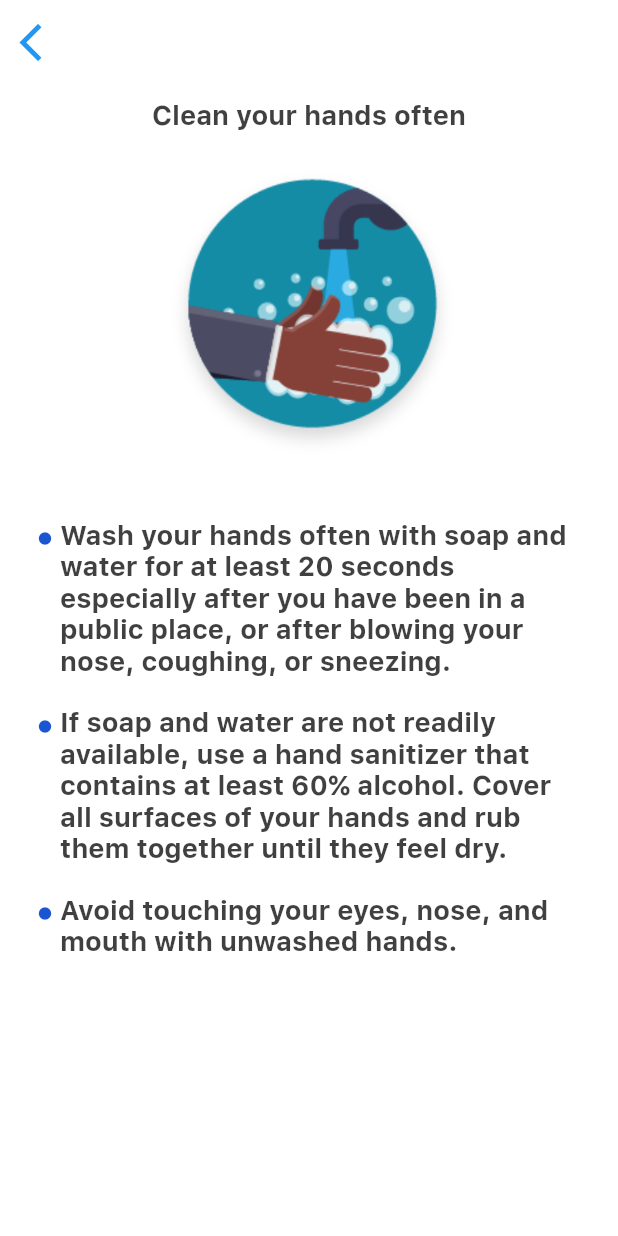
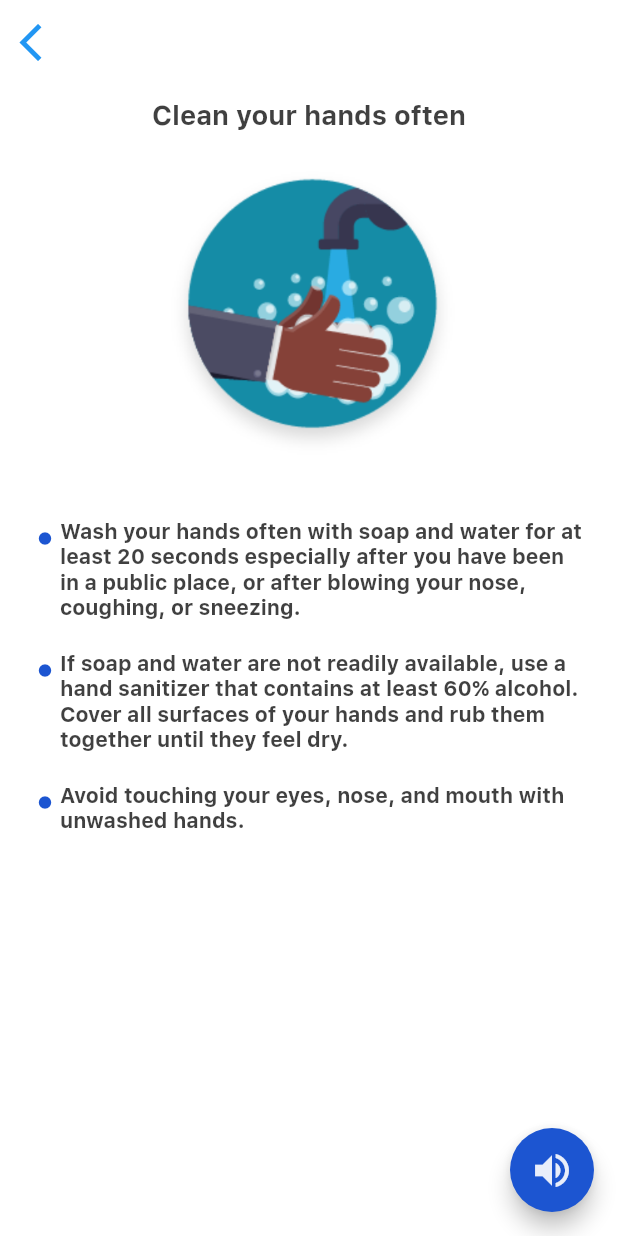
Before and after one commit to 00AhmedMokhtar00/COVANTI, a Flutter app: the ProtectYourself screen opened directly, after a tap on "Clean your hands often", on a phone screen of 412 x 824 dp. Run offline on Flutter 3.47's test engine with Material 2 defaults, Android fonts, the phone set to English and light mode, and no system bars; our stand-ins replace cached_network_image, flutter_tts, geolocator, google_maps_flutter, location, material_design_icons_flutter and 2 more; missing offline and left inert: flutter_dialogflow, flutter_sim_country_code, speech_recognition; accounts and stored records are empty; generated files the repository leaves out were written again; project files that could hold a hidden picture were left out.

Commit message:
chat speach to text taking to chat sound advices scrolling issue solved

```diff
--- a/lib/screens/advice_details.dart
+++ b/lib/screens/advice_details.dart
@@ -1,10 +1,34 @@
 import 'package:flutter/material.dart';
+import 'package:flutter_tts/flutter_tts.dart';
 import '../models/advice.dart';
 
-class AdviceDetails extends StatelessWidget {
+class AdviceDetails extends StatefulWidget {
   final Advice advice;
 
   AdviceDetails({this.advice});
+
+  @override
+  _AdviceDetailsState createState() => _AdviceDetailsState();
+}
+
+class _AdviceDetailsState extends State<AdviceDetails> {
+  FlutterTts flutterTts = FlutterTts();
+
+  bool isSpeaking = false;
+
+  Future _speak(String txt) async{
+    if(!isSpeaking) {
+      setState(() {
+        isSpeaking = true;
+      });
+      var result = await flutterTts.speak(txt);
+    }else{
+      setState(() {
+        isSpeaking = false;
+      });
+      await flutterTts.stop();
+    }
+  }
 
   @override
   Widget build(BuildContext context) {
@@ -19,13 +43,18 @@ class AdviceDetails extends StatelessWidget {
         child: IconButton(color: Colors.blue, icon: Icon(Icons.arrow_back_ios),iconSize: 30,onPressed: (){Navigator.pop(context);},),
       ),
       ),
+      floatingActionButton: FloatingActionButton(
+        backgroundColor: Theme.of(context).primaryColor,
+        child: Icon(Icons.volume_up, color: Colors.white.withOpacity(0.9),size: 30,),
+        onPressed: ()=> _speak(widget.advice.description.toString()),
+      ),
       body: LayoutBuilder(
         builder: (_, constrains){
           return Column(
 
             children: <Widget>[
               SizedBox(height: 10,),
-              Center(child: Text(advice.title, style: Theme.of(context).textTheme.body1,)),
+              Center(child: Text(widget.advice.title, style: Theme.of(context).textTheme.body1,)),
               SizedBox(height: 15,),
               Container(
                 margin: const EdgeInsets.only(left: 4, top: 4, bottom: 4),
@@ -34,7 +63,7 @@ class AdviceDetails extends StatelessWidget {
                 decoration: BoxDecoration(
                   image: DecorationImage(
                     fit: BoxFit.fill,
-                    image: AssetImage(advice.img),
+                    image: AssetImage(widget.advice.img),
                   ),
                 ),
               ),
@@ -51,12 +80,12 @@ class AdviceDetails extends StatelessWidget {
                           crossAxisAlignment: CrossAxisAlignment.start,
                           children: <Widget>[
                             Container(margin: const EdgeInsets.only(left: 5, right: 5, top: 8),child: Icon(Icons.brightness_1, color: Theme.of(context).primaryColor, size: 10,)),
-                            Expanded(child: Text(advice.description[i])),
+                            Expanded(child: Text(widget.advice.description[i], style: TextStyle(fontSize: 14),)),
                           ],
                         ),
                       );
                     },
-                    itemCount: advice.description.length,
+                    itemCount: widget.advice.description.length,
                   ),
                 ),
               ),
@@ -67,4 +96,10 @@ class AdviceDetails extends StatelessWidget {
       ),
     );
   }
+
+  @override
+  void dispose() {
+    flutterTts.stop();
+    super.dispose();
+  }
 }
--- a/lib/screens/home.dart
+++ b/lib/screens/home.dart
@@ -19,7 +19,8 @@ class Home extends StatelessWidget {
   @override
   Widget build(BuildContext context) {
 
-    return Column(
+    return SingleChildScrollView(
+      child: Column(
             crossAxisAlignment: CrossAxisAlignment.start,
             children: <Widget>[
               CTitle('Home'),
@@ -29,7 +30,9 @@ class Home extends StatelessWidget {
               COVIDInfo(),
               const ProtectYourselfButton(),
               COVANTI(),
+              SizedBox(height: 120,)
             ],
+          ),
     );
   }
 
--- a/lib/screens/home_page.dart
+++ b/lib/screens/home_page.dart
@@ -40,10 +40,7 @@ class _HomePageState extends State<HomePage> {
       backgroundColor: Colors.white,
       body: Stack(
         children: <Widget>[
-          SingleChildScrollView(
-            physics: BouncingScrollPhysics(),
-              child: Container(height: MQH,width: MQW,margin: const EdgeInsets.only(left: 10, right: 10, top: 30, bottom: 90),child: _screens[_currentIndex]),
-          ),
+          Container(height: MQH,width: MQW,margin: const EdgeInsets.only(left: 10, right: 10, top: 30),child: _screens[_currentIndex]),
           Align(
             alignment: Alignment.bottomCenter,
             child: CButtomNavigationBar(onSelect: onTabTapped, index: _currentIndex),
--- a/lib/screens/map.dart
+++ b/lib/screens/map.dart
@@ -16,7 +16,8 @@ class CMap extends StatelessWidget{
 
   @override
   Widget build(BuildContext context) {
-    return Column(
+    return SingleChildScrollView(
+      child: Column(
             crossAxisAlignment: CrossAxisAlignment.start,
             children: <Widget>[
               CTitle('Map'),
@@ -25,7 +26,9 @@ class CMap extends StatelessWidget{
               GlobalCases(),
               Country('In $country'),
               Cases(country),
+              SizedBox(height: 120,)
             ],
+          ),
     );
   }
 }
--- a/lib/screens/news.dart
+++ b/lib/screens/news.dart
@@ -23,7 +23,8 @@ class News extends StatelessWidget {
       crossAxisAlignment: CrossAxisAlignment.start,
       children: <Widget>[
         CTitle('News'),
-        newsBuilder(MQ),
+        Expanded(child: newsBuilder(MQ)),
+        SizedBox(height: 30,)
       ],
     );
   }
@@ -31,7 +32,6 @@ class News extends StatelessWidget {
   Widget newsBuilder(MQ) {
     return Container(
       width: double.infinity,
-      height: MQ * 0.88,
       child: FutureBuilder<Map<String, String>>(
           future: offlineData,
           builder: (context, snapshot) {
--- a/lib/widgets/advice_item_design.dart
+++ b/lib/widgets/advice_item_design.dart
@@ -8,7 +8,7 @@ class AdviceItemDesign extends StatelessWidget {
   @override
   Widget build(BuildContext context) {
     return Container(
-        margin: EdgeInsets.symmetric(vertical: 10),
+        margin: EdgeInsets.symmetric(vertical: 10, horizontal: 5.0),
         decoration: BoxDecoration(
           borderRadius: BorderRadius.circular(20),
           boxShadow: [BoxShadow(blurRadius: 4,color: Colors.grey)],
@@ -19,7 +19,7 @@ class AdviceItemDesign extends StatelessWidget {
             return Row(
               children: <Widget>[
                 Container(
-                  margin: const EdgeInsets.only(left: 4, top: 4, bottom: 4),
+                  margin: const EdgeInsets.only(left: 2.0, top: 4, bottom: 3.0, right: 3.0),
                   width:  constrain.maxWidth * 0.27,
                   height: constrain.maxWidth * 0.27,
                   decoration: BoxDecoration(
@@ -30,9 +30,11 @@ class AdviceItemDesign extends StatelessWidget {
                   ),
                 ),
                 Expanded(
-                  child: ListTile(
-                    title: Text(advice.title, style: TextStyle(fontWeight: FontWeight.bold,fontSize: 14),),
-                    trailing: IconButton(icon: Icon(Icons.navigate_next,color: Colors.blue,size: 30,)),
+                  child: Row(
+                    children: <Widget>[
+                    Expanded(child: Text(advice.title, style: TextStyle(fontWeight: FontWeight.bold,fontSize: 14),)),
+                    IconButton(icon: Icon(Icons.navigate_next,color: Colors.blue,size: 30,)),
+                    ]
                   ),
                 ),
               ],
--- a/lib/widgets/covid_info.dart
+++ b/lib/widgets/covid_info.dart
@@ -9,7 +9,7 @@ class COVIDInfo extends StatelessWidget {
     return GestureDetector(
       onTap: _launchURL,
       child: Container(
-          margin: EdgeInsets.symmetric(vertical: 8),
+          margin: EdgeInsets.symmetric(vertical: 6.0, horizontal: 2.0),
           decoration: BoxDecoration(
             borderRadius: BorderRadius.circular(20),
             boxShadow: [BoxShadow(blurRadius: 4,color: Colors.grey)],
@@ -34,7 +34,7 @@ class COVIDInfo extends StatelessWidget {
                   Expanded(
                     child: ListTile(
                       contentPadding: EdgeInsets.all(2),
-                      title: Text('What is Coronavirus?', style: TextStyle(fontWeight: FontWeight.bold,fontSize: 13),),
+                      title: Text('What is Coronavirus?', style: TextStyle(fontWeight: FontWeight.bold,fontSize: 12),),
                       subtitle: const Text(COVID, style: TextStyle(fontSize: 8,),),
                       trailing: IconButton(icon: Icon(Icons.navigate_next,color: Colors.blue,size: 30,)),
                     ),
--- a/pubspec.yaml
+++ b/pubspec.yaml
@@ -36,8 +36,12 @@ dependencies:
   location_permissions: ^2.0.5
   location: ^3.0.1
   flutter_dialogflow: ^0.1.3
-  speech_recognition: ^0.3.0+1
+  speech_recognition:
+    git:
+      url: https://github.com/webeverde/speech_recognition.git
+      ref: master
   flutter_tts: ^0.9.1
+  permission_handler: ^5.0.0+hotfix.3
 
 dev_dependencies:
   pedantic: ^1.4.0
```
Also changed, not shown: lib/main.dart (+7 -2 lines), lib/screens/chatbot.dart (+20 -11 lines), lib/screens/global_active_map.dart (+11 -11 lines), lib/screens/shops.dart (+5 -2 lines), lib/widgets/covant.dart (+7 -11 lines), assets/images/cov.png, assets/images/cov2.png (added), pubspec.lock, 2 other files. Lines whose indentation alone changed are shown as unchanged.
